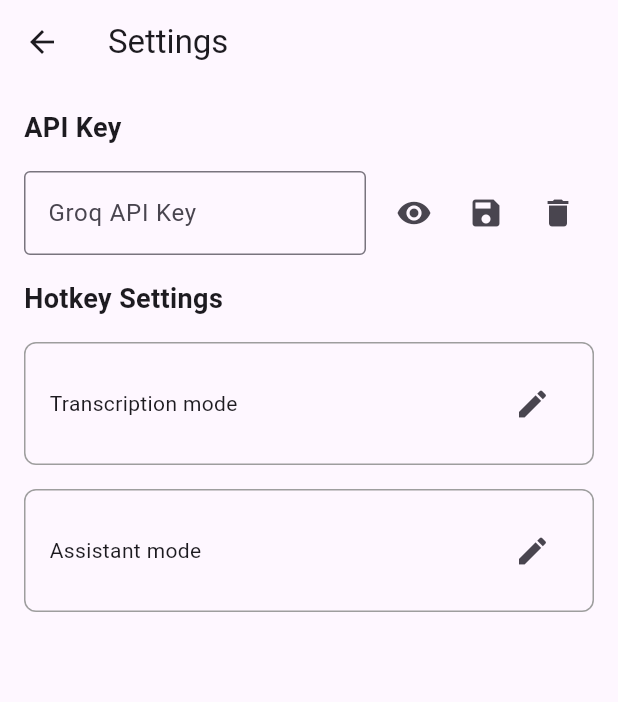
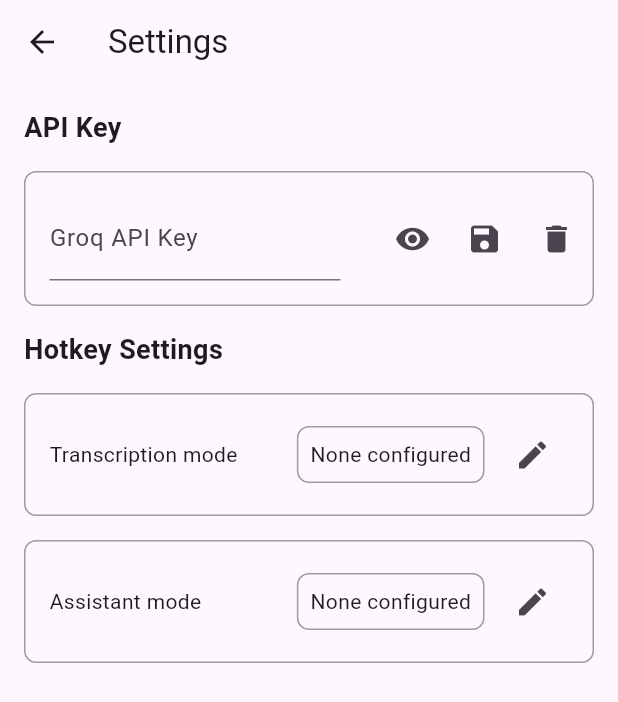
Before and after one commit to DevelopedByDev/autoquill_ai, a Flutter app: the screen it shows after launch, after a tap on the "settings" icon, on a phone screen of 412 x 824 dp. Shown: the top 702 px of the screen. Run offline on Flutter 3.47's test engine with Material 3 defaults, Android fonts, the phone set to English and light mode, and no system bars; our stand-ins replace bot_toast, equatable, flutter_bloc, get_it, hive, hive_flutter; missing offline and left inert: hotkey_manager, record; accounts and stored records are empty.

Commit message:
updated settings UI

```diff
--- a/lib/settings.dart
+++ b/lib/settings.dart
@@ -1,3 +1,4 @@
+import 'package:autoquill_ai/core/storage/app_storage.dart';
 import 'package:flutter/material.dart';
 import 'package:flutter_bloc/flutter_bloc.dart';
 
@@ -43,15 +44,22 @@ class SettingsPage extends StatelessWidget {
                     ),
                   ),
                   const SizedBox(height: 16),
-                  Row(
+                  Container(
+                    decoration: BoxDecoration(
+                      border: Border.all(color: Colors.grey),
+                      borderRadius: BorderRadius.circular(8),
+                    ),
+                    child: Row(
                       children: [
                         Expanded(
+                          child: Padding(
+                            padding: const EdgeInsets.all(16.0),
                             child: TextField(
                               controller: groqAPIKeyController,
                               obscureText: !state.isApiKeyVisible,
                               decoration: const InputDecoration(
                                 labelText: 'Groq API Key',
-                            border: OutlineInputBorder(),
+                              ),
                             ),
                           ),
                         ),
@@ -89,6 +97,7 @@ class SettingsPage extends StatelessWidget {
                         ),
                       ],
                     ),
+                  ),
                   const SizedBox(height: 16),
                   const Text(
                     'Hotkey Settings',
@@ -109,11 +118,22 @@ class SettingsPage extends StatelessWidget {
                         children: [
                           const Text('Transcription mode'),
                           const Spacer(),
+                          Container(
+                            decoration: BoxDecoration(
+                              border: Border.all(color: Colors.grey),
+                              borderRadius: BorderRadius.circular(8),
+                            ),
+                            child: Padding(
+                              padding: const EdgeInsets.all(8.0),
+                              child: Text('None configured'),
+                            ),
+                          ),
+                          const SizedBox(width: 8),
                           IconButton(
                             icon: const Icon(Icons.edit),
                             onPressed: () {
-                              null;
-                            },
+                              // _handleClickRegisterNewHotKey();
+                            }
                           ),
                         ],
                       ),
@@ -131,11 +151,22 @@ class SettingsPage extends StatelessWidget {
                         children: [
                           const Text('Assistant mode'),
                           const Spacer(),
+                          Container(
+                            decoration: BoxDecoration(
+                              border: Border.all(color: Colors.grey),
+                              borderRadius: BorderRadius.circular(8),
+                            ),
+                            child: Padding(
+                              padding: const EdgeInsets.all(8.0),
+                              child: Text('None configured'),
+                            ),
+                          ),
+                          const SizedBox(width: 8),
                           IconButton(
                             icon: const Icon(Icons.edit),
                             onPressed: () {
-                              null;
-                            },
+                              // _handleClickRegisterNewHotKey();
+                            }
                           ),
                         ],
                       ),
```
Also changed, not shown: lib/core/storage/app_storage.dart (+6 -6 lines). Lines whose indentation alone changed are shown as unchanged.
